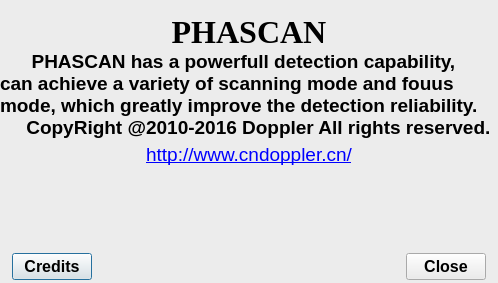
Old version of the form ui/dialogwidget/aboutdialog.ui in the repository 15903016222/Voice.
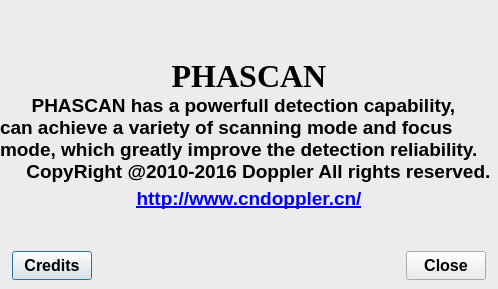
New version of the form. Icons and pictures are not drawn.

Commit message: Updated: 更新aboutdialog.ui和翻译；

Diff of the .ui file:
```diff
--- a/ui/dialogwidget/aboutdialog.ui
+++ b/ui/dialogwidget/aboutdialog.ui
@@ -7,7 +7,7 @@
     <x>0</x>
     <y>0</y>
     <width>498</width>
-    <height>283</height>
+    <height>289</height>
    </rect>
   </property>
   <property name="windowTitle">
@@ -16,7 +16,7 @@
   <property name="styleSheet">
    <string notr="true">background-color: rgb(236, 236, 236);</string>
   </property>
-  <layout class="QVBoxLayout" name="verticalLayout" stretch="3,2,4,0,2">
+  <layout class="QVBoxLayout" name="verticalLayout" stretch="3,2,4,1,2">
    <property name="spacing">
     <number>0</number>
    </property>
@@ -75,7 +75,7 @@
      </property>
      <property name="text">
       <string>      PHASCAN has a powerfull detection capability,
-can achieve a variety of scanning mode and fouus
+can achieve a variety of scanning mode and focus
 mode, which greatly improve the detection reliability.
      CopyRight @2010-2016 Doppler All rights reserved.</string>
      </property>
@@ -83,9 +83,27 @@
    </item>
    <item>
     <widget class="QTextEdit" name="textEdit">
+     <property name="sizePolicy">
+      <sizepolicy hsizetype="Preferred" vsizetype="Preferred">
+       <horstretch>0</horstretch>
+       <verstretch>0</verstretch>
+      </sizepolicy>
+     </property>
+     <property name="inputMethodHints">
+      <set>Qt::ImhNone</set>
+     </property>
      <property name="frameShape">
       <enum>QFrame::NoFrame</enum>
      </property>
+     <property name="verticalScrollBarPolicy">
+      <enum>Qt::ScrollBarAlwaysOff</enum>
+     </property>
+     <property name="horizontalScrollBarPolicy">
+      <enum>Qt::ScrollBarAlwaysOff</enum>
+     </property>
+     <property name="sizeAdjustPolicy">
+      <enum>QAbstractScrollArea::AdjustIgnored</enum>
+     </property>
      <property name="readOnly">
       <bool>true</bool>
      </property>
@@ -94,7 +112,10 @@
 &lt;html&gt;&lt;head&gt;&lt;meta name=&quot;qrichtext&quot; content=&quot;1&quot; /&gt;&lt;style type=&quot;text/css&quot;&gt;
 p, li { white-space: pre-wrap; }
 &lt;/style&gt;&lt;/head&gt;&lt;body style=&quot; font-family:'SimSun'; font-size:9pt; font-weight:400; font-style:normal;&quot;&gt;
-&lt;p align=&quot;center&quot; style=&quot; margin-top:0px; margin-bottom:0px; margin-left:0px; margin-right:0px; -qt-block-indent:0; text-indent:0px;&quot;&gt;&lt;a href=&quot;http://www.cndoppler.cn&quot;&gt;&lt;span style=&quot; font-size:14pt; text-decoration: underline; color:#0000ff;&quot;&gt;http://www.cndoppler.cn/&lt;/span&gt;&lt;/a&gt;&lt;/p&gt;&lt;/body&gt;&lt;/html&gt;</string>
+&lt;p align=&quot;center&quot; style=&quot; margin-top:12px; margin-bottom:12px; margin-left:0px; margin-right:0px; -qt-block-indent:0; text-indent:0px;&quot;&gt;&lt;a href=&quot;http://www.cndoppler.cn&quot;&gt;&lt;span style=&quot; font-size:14pt; font-weight:600; text-decoration: underline; color:#0000ff;&quot;&gt;http://www.cndoppler.cn/&lt;/span&gt;&lt;/a&gt;&lt;/p&gt;&lt;/body&gt;&lt;/html&gt;</string>
+     </property>
+     <property name="tabStopWidth">
+      <number>82</number>
      </property>
     </widget>
    </item>
@@ -110,9 +131,6 @@
       <property name="rightMargin">
        <number>12</number>
       </property>
-      <property name="bottomMargin">
-       <number>3</number>
-      </property>
       <property name="horizontalSpacing">
        <number>3</number>
       </property>
```
The commit also changes 2 other files.
